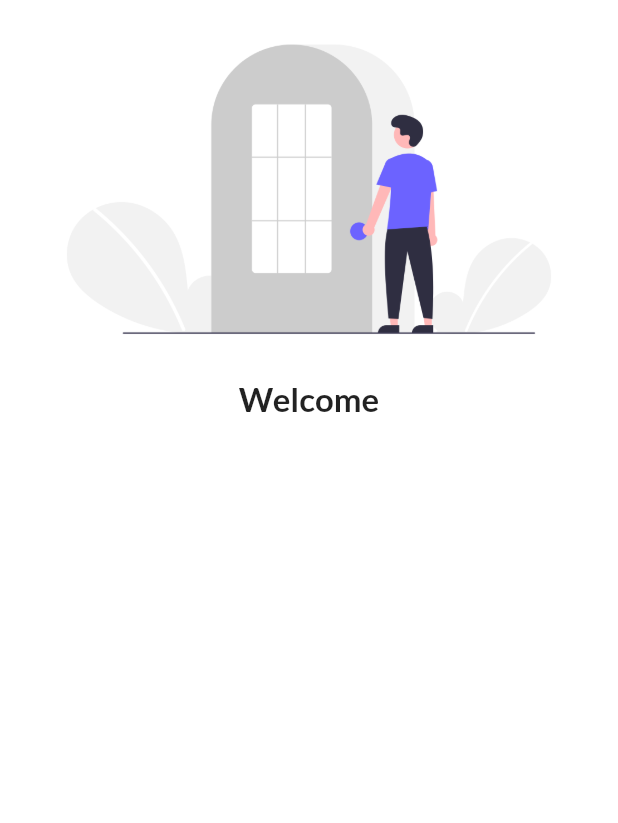
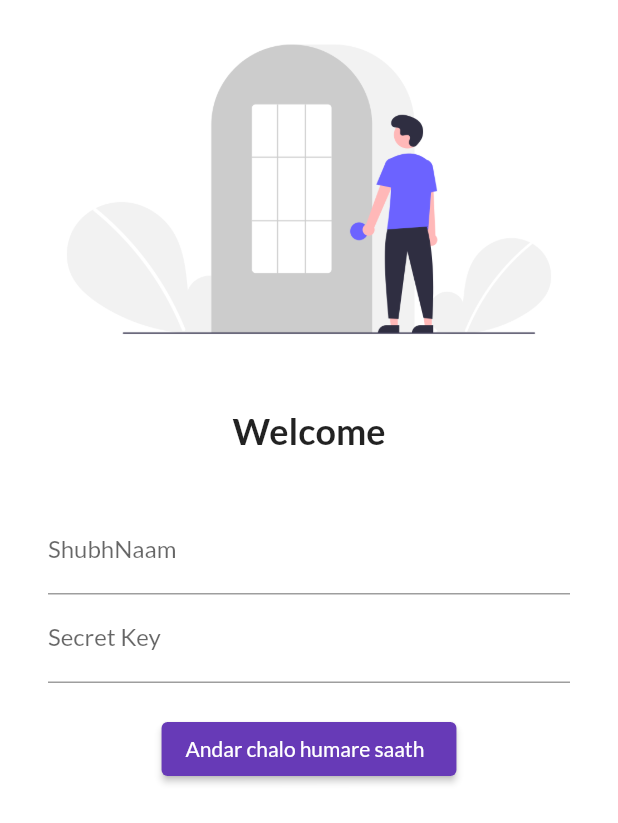
Before and after one commit to anujsinghrawat/flutterdemo, a Flutter app: the screen it shows after launch, on a phone screen of 412 x 824 dp. Shown: the top 823 px of the screen. Run offline on Flutter 3.47's test engine with Material 2 defaults, Android fonts, the phone set to English and light mode, and no system bars; our stand-ins replace google_fonts.

Commit message:
day 3 completed
Signed-off-by: anujsinghrawat <2003013019@ipec.org.in>

```diff
--- a/lib/pages/login_page.dart
+++ b/lib/pages/login_page.dart
@@ -7,14 +7,52 @@ class LoginPage extends StatelessWidget {
         color: Colors.white,
         child: Column(
           children: [
-          Image.asset("assets/images/login_image.png",
-          fit: BoxFit.cover,),
-          Text("Welcome",style: TextStyle(
-            fontSize: 22,
+            Image.asset(
+              "assets/images/login_image.png",
+              fit: BoxFit.cover,
+            ),
+            const SizedBox(
+              height: 20.0,
+            ),
+            const Text(
+              "Welcome",
+              style: TextStyle(
+                fontSize: 24,
                 fontWeight: FontWeight.bold,
-          ),)
+              ),
+            ),
+            const SizedBox(
+              height: 20.0,
+            ),
+            Padding(
+              padding:
+                  const EdgeInsets.symmetric(vertical: 16.0, horizontal: 32.0),
+              child: Column(
+                children: [
+                  TextFormField(
+                    decoration: InputDecoration(
+                      hintText: "Naam daalo bhai apna",
+                      labelText: "ShubhNaam",
+                    ),
+                  ),
+                  TextFormField(
+                    obscureText: true,
+                    decoration: InputDecoration(
+                      hintText: "Password daalo bhai apna",
+                      labelText: "Secret Key",
+                    ),
+                  ),
+                  const SizedBox(
+                    height: 20.0,
+                  ),
+
+                  ElevatedButton(onPressed: (){}, child: Text("Andar chalo humare saath  "),
+                  style: TextButton.styleFrom(),
+                  )
                 ],
+              ),
             )
-    );
+          ],
+        ));
   }
 }
```
Lines whose indentation alone changed are shown as unchanged.
